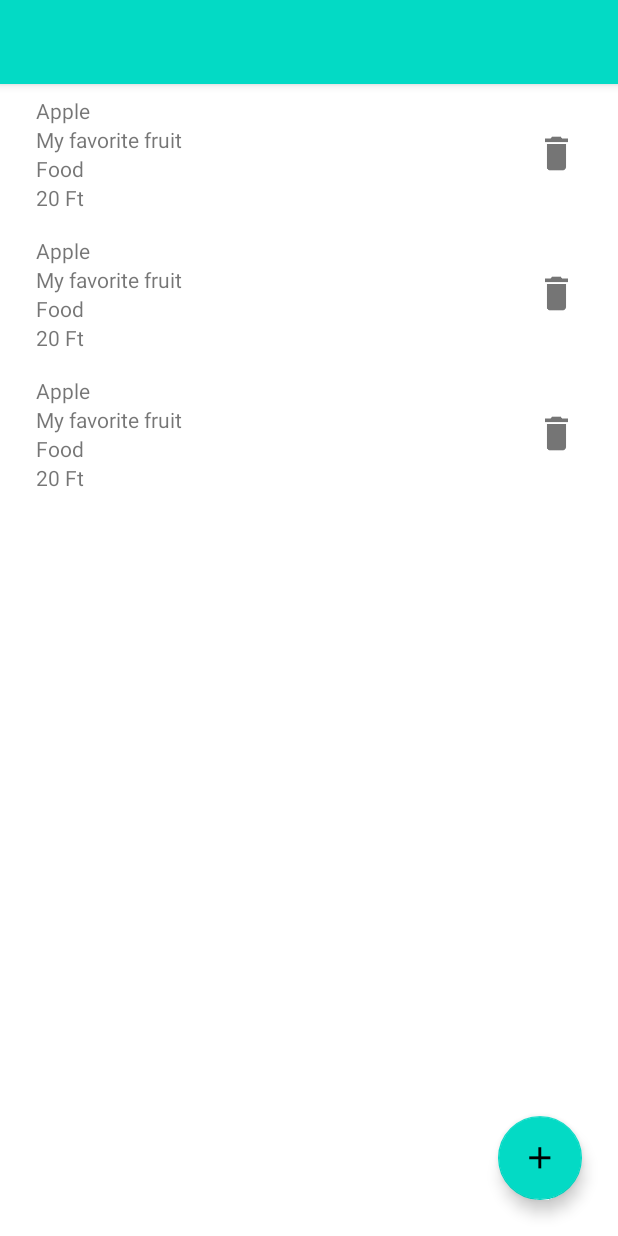
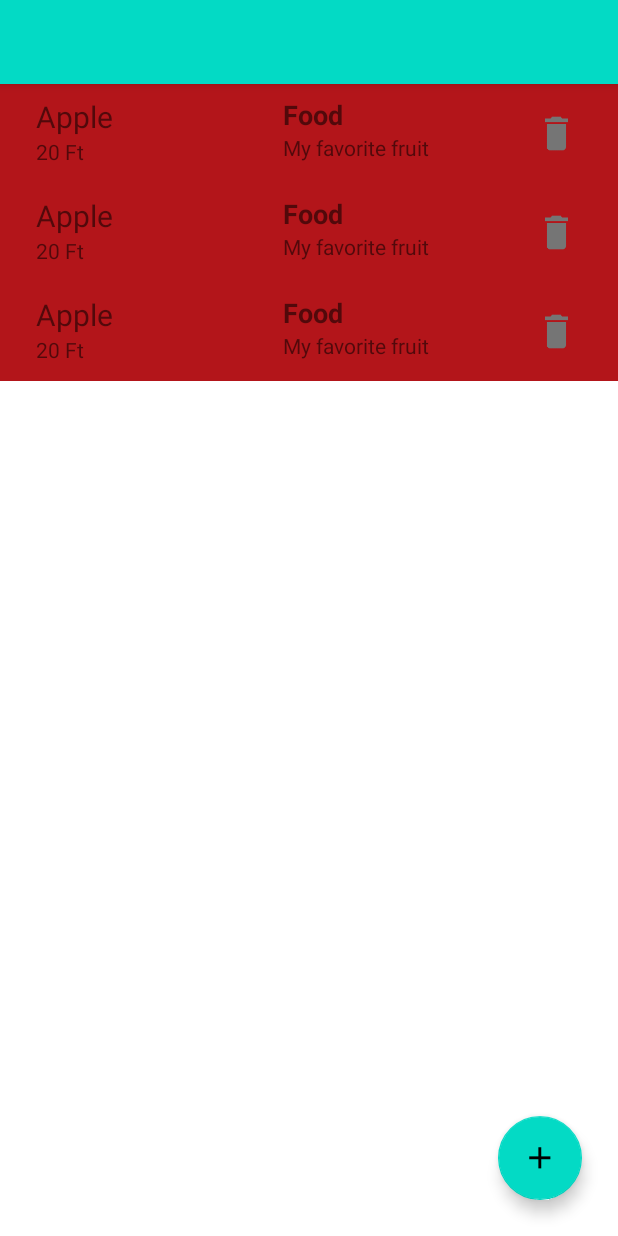
Before and after one commit to dengyelbendeguz/CostOfLiving, an Android app: the layout activity_main.xml on its own in the app's theme, with its tools: preview values and no code run, on a phone screen of 412 x 824 dp. Run offline under Robolectric (Android 15) with nearby library versions, the phone set to English and light mode, and no system bars.

Commit message:
background color changes according to expense/income

```diff
--- a/app/src/main/AndroidManifest.xml
+++ b/app/src/main/AndroidManifest.xml
@@ -10,7 +10,7 @@
         android:supportsRtl="true"
         android:theme="@style/Theme.ExpenseList">
         <activity
-            android:name=".MainActivity"
+            android:name="hu.bme.aut.android.costofliving.MainActivity"
             android:exported="true">
             <intent-filter>
                 <action android:name="android.intent.action.MAIN" />
--- a/app/src/main/java/hu/bme/aut/android/costofliving/data/ExpenseItem.kt
+++ b/app/src/main/java/hu/bme/aut/android/costofliving/data/ExpenseItem.kt
@@ -1,4 +1,4 @@
-package hu.bme.aut.android.expenselist.data
+package hu.bme.aut.android.costofliving.data
 
 import androidx.room.ColumnInfo
 import androidx.room.Entity
@@ -11,8 +11,8 @@ data class ExpenseItem(
     @ColumnInfo(name = "name") var name: String,
     @ColumnInfo(name = "description") var description: String,
     @ColumnInfo(name = "category") var category: Category,
-    @ColumnInfo(name = "estimated_price") var estimatedPrice: Int/*,
-    @ColumnInfo(name = "is_bought") var isBought: Boolean*/
+    @ColumnInfo(name = "cost") var cost: Int,
+    @ColumnInfo(name = "is_expense") var isExpense: Boolean
 ) {
     enum class Category {
         FOOD, ELECTRONIC, BOOK;
--- a/app/src/main/java/hu/bme/aut/android/costofliving/data/ExpenseItemDao.kt
+++ b/app/src/main/java/hu/bme/aut/android/costofliving/data/ExpenseItemDao.kt
@@ -1,6 +1,7 @@
-package hu.bme.aut.android.expenselist.data
+package hu.bme.aut.android.costofliving.data
 
 import androidx.room.*
+import hu.bme.aut.android.costofliving.data.ExpenseItem
 
 @Dao
 interface ExpenseItemDao {
--- a/app/src/main/java/hu/bme/aut/android/costofliving/data/ExpenseListDatabase.kt
+++ b/app/src/main/java/hu/bme/aut/android/costofliving/data/ExpenseListDatabase.kt
@@ -1,4 +1,4 @@
-package hu.bme.aut.android.expenselist.data
+package hu.bme.aut.android.costofliving.data
 
 import android.content.Context
 import androidx.room.Database
--- a/app/src/main/res/layout/activity_main.xml
+++ b/app/src/main/res/layout/activity_main.xml
@@ -5,7 +5,7 @@
     xmlns:tools="http://schemas.android.com/tools"
     android:layout_width="match_parent"
     android:layout_height="match_parent"
-    tools:context=".MainActivity">
+    tools:context="hu.bme.aut.android.costofliving.MainActivity">
 
     <com.google.android.material.appbar.AppBarLayout
         android:layout_width="match_parent"
--- a/app/src/main/res/layout/item_expense_list.xml
+++ b/app/src/main/res/layout/item_expense_list.xml
@@ -7,7 +7,9 @@
     android:paddingBottom="8dp"
     android:paddingLeft="16dp"
     android:paddingRight="16dp"
-    android:paddingTop="8dp">
+    android:paddingTop="8dp"
+    android:background="@color/red"
+    android:id="@+id/linLayItemExpenseList">
 
 <!--    <CheckBox-->
 <!--        android:id="@+id/cbIsBought"-->
@@ -34,7 +36,31 @@
             android:id="@+id/tvName"
             android:layout_width="wrap_content"
             android:layout_height="wrap_content"
+            android:textSize="20sp"
             tools:text="Apple" />
+
+        <TextView
+            android:id="@+id/tvCost"
+            android:layout_width="wrap_content"
+            android:layout_height="wrap_content"
+            tools:text="20 Ft" />
+
+    </LinearLayout>
+
+    <LinearLayout
+        android:layout_width="0dp"
+        android:layout_height="wrap_content"
+        android:layout_marginLeft="8dp"
+        android:layout_weight="1"
+        android:orientation="vertical">
+
+        <TextView
+            android:id="@+id/tvCategory"
+            android:layout_width="wrap_content"
+            android:layout_height="wrap_content"
+            android:textStyle="bold"
+            android:textSize="18sp"
+            tools:text="Food" />
 
         <TextView
             android:id="@+id/tvDescription"
@@ -42,17 +68,6 @@
             android:layout_height="wrap_content"
             tools:text="My favorite fruit" />
 
-        <TextView
-            android:id="@+id/tvCategory"
-            android:layout_width="wrap_content"
-            android:layout_height="wrap_content"
-            tools:text="Food" />
-
-        <TextView
-            android:id="@+id/tvPrice"
-            android:layout_width="wrap_content"
-            android:layout_height="wrap_content"
-            tools:text="20 Ft" />
     </LinearLayout>
 
     <ImageButton
--- a/app/src/main/res/values/colors.xml
+++ b/app/src/main/res/values/colors.xml
@@ -5,6 +5,8 @@
     <color name="purple_700">#FF3700B3</color>
     <color name="teal_200">#FF03DAC5</color>
     <color name="teal_700">#FF018786</color>
+    <color name="blue">#3363FF</color>
+    <color name="red">#B3151A</color>
     <color name="black">#FF000000</color>
     <color name="white">#FFFFFFFF</color>
 </resources>
--- a/app/src/main/res/values/strings.xml
+++ b/app/src/main/res/values/strings.xml
@@ -4,7 +4,7 @@
     <string name="name">Name</string>
     <string name="description">Description</string>
     <string name="category">Category</string>
-    <string name="estimated_price">Estimated Price</string>
+    <string name="cost">Cost</string>
     <string name="already_purchased">Already purchased</string>
     <string name="new_expense_item">New Expense Item</string>
     <string name="button_ok">OK</string>
```
Also changed, not shown: app/src/main/java/hu/bme/aut/android/costofliving/MainActivity.kt (+5 -6 lines), app/src/main/java/hu/bme/aut/android/costofliving/adapter/ExpenseAdapter.kt (+17 -5 lines), app/src/main/java/hu/bme/aut/android/costofliving/fragments/NewExpenseItemDialogFragment.kt (+5 -5 lines), app/src/main/res/layout/dialog_new_expense_item.xml (+20 -6 lines).
